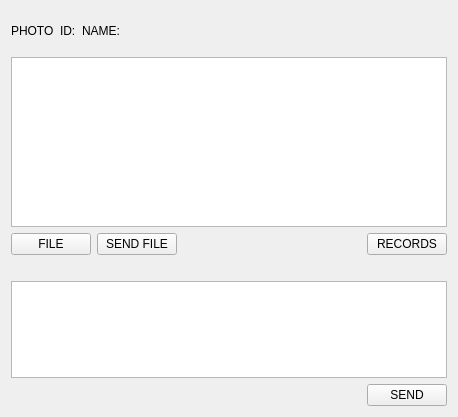
Old version of the form chat/private_chat.ui in the repository bitlinux/qtchat.
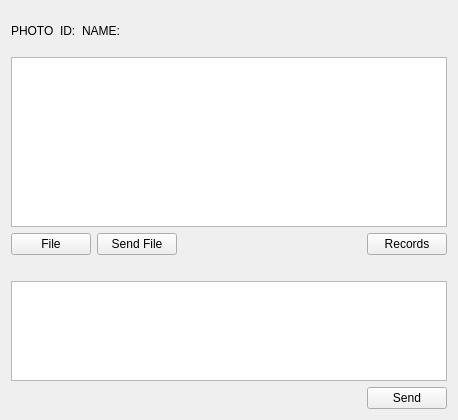
New version of the form.

The edit to the form file:
```diff
--- a/chat/private_chat.ui
+++ b/chat/private_chat.ui
@@ -7,7 +7,7 @@
     <x>0</x>
     <y>0</y>
     <width>458</width>
-    <height>417</height>
+    <height>420</height>
    </rect>
   </property>
   <property name="windowTitle">
@@ -92,14 +92,14 @@
        <item>
         <widget class="QPushButton" name="file">
          <property name="text">
-          <string>FILE</string>
+          <string>File</string>
          </property>
         </widget>
        </item>
        <item>
         <widget class="QPushButton" name="sendfile">
          <property name="text">
-          <string>SEND FILE</string>
+          <string>Send File</string>
          </property>
         </widget>
        </item>
@@ -119,7 +119,7 @@
        <item>
         <widget class="QPushButton" name="records">
          <property name="text">
-          <string>RECORDS</string>
+          <string>Records</string>
          </property>
         </widget>
        </item>
@@ -164,7 +164,7 @@
        <item>
         <widget class="QPushButton" name="send">
          <property name="text">
-          <string>SEND</string>
+          <string>Send</string>
          </property>
         </widget>
        </item>
```
